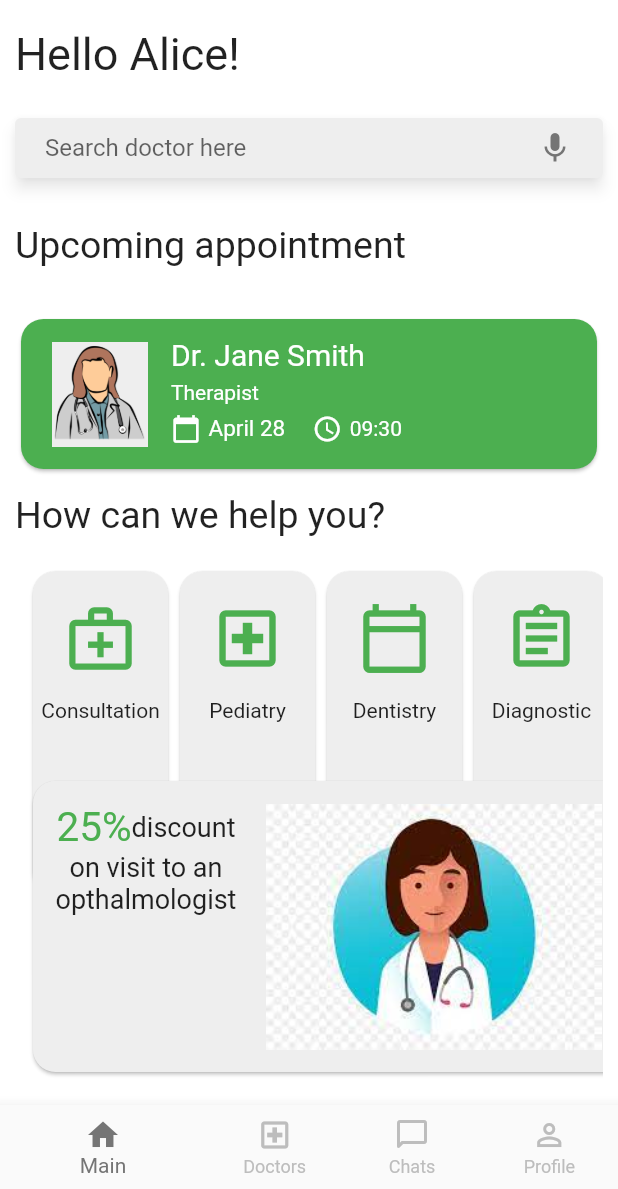
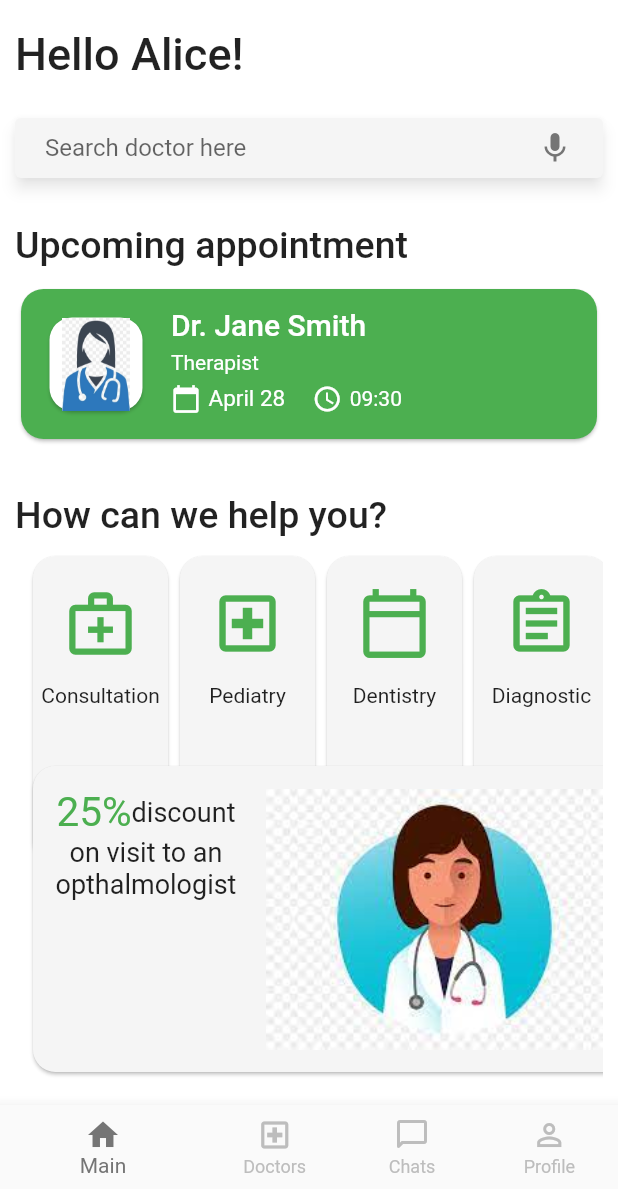
Before and after one commit to KushalBeniwal/raahee_assignment, a Flutter app: the screen it shows after launch, on a phone screen of 412 x 824 dp, the part 47-1236 px from its top. Run offline on Flutter 3.47's test engine with Material 2 defaults, Android fonts, the light colour scheme and no system bars; drawn by our look-alikes of material_floating_search_bar.

Commit message:
font and padding changes

```diff
--- a/lib/pages/Main.dart
+++ b/lib/pages/Main.dart
@@ -14,7 +14,7 @@ class _MainState extends State<Main> {
       shape: RoundedRectangleBorder(
         borderRadius: BorderRadius.circular(15.0),
       ),
-      color: Colors.grey[200],
+      color: Colors.grey[100],
       child: Column(
         children: [
           Container(
@@ -33,7 +33,7 @@ class _MainState extends State<Main> {
       shape: RoundedRectangleBorder(
         borderRadius: BorderRadius.circular(15.0),
       ),
-      color: Colors.grey[200],
+      color: Colors.grey[100],
       child: Column(
         children: [
           Container(
@@ -51,7 +51,7 @@ class _MainState extends State<Main> {
       shape: RoundedRectangleBorder(
         borderRadius: BorderRadius.circular(15.0),
       ),
-      color: Colors.grey[200],
+      color: Colors.grey[100],
       child: Column(
         children: [
           Container(
@@ -69,7 +69,7 @@ class _MainState extends State<Main> {
       shape: RoundedRectangleBorder(
         borderRadius: BorderRadius.circular(15.0),
       ),
-      color: Colors.grey[200],
+      color: Colors.grey[100],
       child: Column(
         children: [
           Container(
@@ -88,7 +88,7 @@ class _MainState extends State<Main> {
       shape: RoundedRectangleBorder(
         borderRadius: BorderRadius.circular(15.0),
       ),
-      color: Colors.grey[200],
+      color: Colors.grey[100],
       child: Column(
         children: [
           Container(
@@ -107,7 +107,7 @@ class _MainState extends State<Main> {
 
   List<Widget> _ads = <Widget>[
     Card(
-      color: Colors.grey[200],
+      color: Colors.grey[100],
       shape: RoundedRectangleBorder(
         borderRadius: BorderRadius.circular(15.0),
       ),
@@ -119,7 +119,8 @@ class _MainState extends State<Main> {
               children: [
                 Row(
                   children: [
-                      Text("25%", style: TextStyle(color: Colors.green, fontSize: 27)),
+                    Text("25%",
+                        style: TextStyle(color: Colors.green, fontSize: 27)),
                     Text("discount", style: TextStyle(fontSize: 18)),
                   ],
                 ),
@@ -136,7 +137,7 @@ class _MainState extends State<Main> {
       ),
     ),
     Card(
-      color: Colors.grey[200],
+      color: Colors.grey[100],
       shape: RoundedRectangleBorder(
         borderRadius: BorderRadius.circular(15.0),
       ),
@@ -148,7 +149,8 @@ class _MainState extends State<Main> {
               children: [
                 Row(
                   children: [
-                      Text("25%", style: TextStyle(color: Colors.green, fontSize: 27)),
+                    Text("25%",
+                        style: TextStyle(color: Colors.green, fontSize: 27)),
                     Text("discount", style: TextStyle(fontSize: 18)),
                   ],
                 ),
@@ -177,15 +179,17 @@ class _MainState extends State<Main> {
           ),
           Container(
             padding: EdgeInsets.all(10),
-            child: Text("Hello Alice!", style: TextStyle(fontSize: 30)),
+            child: Text("Hello Alice!",
+                style: TextStyle(fontSize: 30, fontWeight: FontWeight.w500)),
           ),
           buildFloatingSearchBar(),
           Container(
             padding: EdgeInsets.only(top: 140, left: 10, right: 10),
-            child: Text("Upcoming appointment", style: TextStyle(fontSize: 25)),
+            child: Text("Upcoming appointment",
+                style: TextStyle(fontSize: 25, fontWeight: FontWeight.w500)),
           ),
           Container(
-            padding: EdgeInsets.only(top: 200, left: 10, right: 10),
+            padding: EdgeInsets.only(top: 180, left: 10, right: 10),
             child: Card(
               semanticContainer: true,
               shape: RoundedRectangleBorder(
@@ -194,22 +198,30 @@ class _MainState extends State<Main> {
               color: Colors.green,
               child: Row(
                 children: [
+                  Padding(padding: EdgeInsets.only(left: 10)),
                   Container(
                     padding: EdgeInsets.only(left: 5, top: 15, bottom: 15),
                     height: 100,
-                    width: 100,
+                    width: 75,
+                    child: Card(
+                      shape: RoundedRectangleBorder(
+                        borderRadius: BorderRadius.circular(15.0),
+                      ),
                       child: Image.asset("imgs/doc.png"),
                     ),
+                  ),
+                  Padding(padding: EdgeInsets.only(left: 15)),
                   Container(
                     height: 90,
                     child: Column(
                       crossAxisAlignment: CrossAxisAlignment.start,
                       children: [
-                        Padding(padding: EdgeInsets.only(top: 7)),
+                        Padding(padding: EdgeInsets.only(top: 7, left: 15)),
                         Text("Dr. Jane Smith",
                             style: TextStyle(
                               color: Colors.white,
                               fontSize: 20,
+                              fontWeight: FontWeight.w500,
                             )),
                         Padding(padding: EdgeInsets.only(top: 6)),
                         Text("Therapist",
@@ -241,11 +253,12 @@ class _MainState extends State<Main> {
           ),
           Container(
             padding: EdgeInsets.only(top: 320, left: 10, right: 10),
-            child: Text("How can we help you?", style: TextStyle(fontSize: 25)),
+            child: Text("How can we help you?",
+                style: TextStyle(fontSize: 25, fontWeight: FontWeight.w500)),
           ),
           Container(
               padding:
-                  EdgeInsets.only(top: 360, left: 10, right: 10, bottom: 130),
+                  EdgeInsets.only(top: 350, left: 10, right: 10, bottom: 150),
               child: ListView(
                 padding: const EdgeInsets.all(8),
                 scrollDirection: Axis.horizontal,
@@ -253,7 +266,7 @@ class _MainState extends State<Main> {
               )),
           Container(
               padding:
-                  EdgeInsets.only(top: 500, left: 10, right: 10, bottom: 10),
+                  EdgeInsets.only(top: 490, left: 10, right: 10, bottom: 10),
               child: ListView(
                 padding: const EdgeInsets.all(8),
                 scrollDirection: Axis.horizontal,
@@ -269,7 +282,7 @@ class _MainState extends State<Main> {
         MediaQuery.of(context).orientation == Orientation.portrait;
 
     return FloatingSearchBar(
-      backgroundColor: Colors.grey[200],
+      backgroundColor: Colors.grey[100],
       margins: EdgeInsets.only(top: 70, left: 10, right: 10),
       hint: 'Search doctor here',
       scrollPadding: const EdgeInsets.only(top: 16, bottom: 56),
--- a/lib/pages/Profile.dart
+++ b/lib/pages/Profile.dart
@@ -17,7 +17,7 @@ class _ProfileState extends State<Profile> {
       ),
       Container(
         padding: EdgeInsets.all(10),
-        child: Text("Profile", style: TextStyle(fontSize: 30)),
+        child: Text("Profile", style: TextStyle(fontSize: 30, fontWeight: FontWeight.w500)),
       ),
       Container(
         padding: EdgeInsets.only(top: 70, bottom: 20),
@@ -32,8 +32,8 @@ class _ProfileState extends State<Profile> {
                     image: AssetImage("imgs/avatar.png"),
                   )),
             ),
-            Padding(padding: EdgeInsets.all(5)),
-            Text("Alice", style: TextStyle(fontSize: 30)),
+            Padding(padding: EdgeInsets.all(9)),
+            Text("Alice", style: TextStyle(fontSize: 25, fontWeight: FontWeight.w500)),
           ],
         ),
       ),
@@ -52,7 +52,7 @@ class _ProfileState extends State<Profile> {
                     child: Icon(Icons.assignment_outlined, color: Colors.green),
                   ),
                 ),
-                title: Text("My appointments", style: TextStyle(fontSize: 20)),
+                title: Text("My appointments", style: TextStyle(fontSize: 18, fontWeight: FontWeight.w500, color: Colors.grey[800])),
                 trailing: TextButton(
                   onPressed: () {
                     Navigator.push(
@@ -73,7 +73,7 @@ class _ProfileState extends State<Profile> {
                     child: Icon(Icons.person_outline, color: Colors.green),
                   ),
                 ),
-                title: Text("Personal details", style: TextStyle(fontSize: 20)),
+                title: Text("Personal details", style: TextStyle(fontSize: 18, fontWeight: FontWeight.w500, color: Colors.grey[800])),
                 trailing: TextButton(
                   onPressed: () {
                     Navigator.push(
@@ -94,7 +94,7 @@ class _ProfileState extends State<Profile> {
                     child: Icon(Icons.rate_review_outlined, color: Colors.green),
                   ),
                 ),
-                title: Text("Reviews", style: TextStyle(fontSize: 20)),
+                title: Text("Reviews", style: TextStyle(fontSize: 18, fontWeight: FontWeight.w500, color: Colors.grey[800])),
                 trailing: TextButton(
                   onPressed: () {
                     Navigator.push(
@@ -115,7 +115,7 @@ class _ProfileState extends State<Profile> {
                     child: Icon(Icons.settings_outlined, color: Colors.green),
                   ),
                 ),
-                title: Text("Settings", style: TextStyle(fontSize: 20)),
+                title: Text("Settings", style: TextStyle(fontSize: 18, fontWeight: FontWeight.w500, color: Colors.grey[800])),
                 trailing: TextButton(
                   onPressed: () {
                     Navigator.push(
```
Also changed, not shown: imgs/doc.png. Lines whose indentation alone changed are shown as unchanged.
